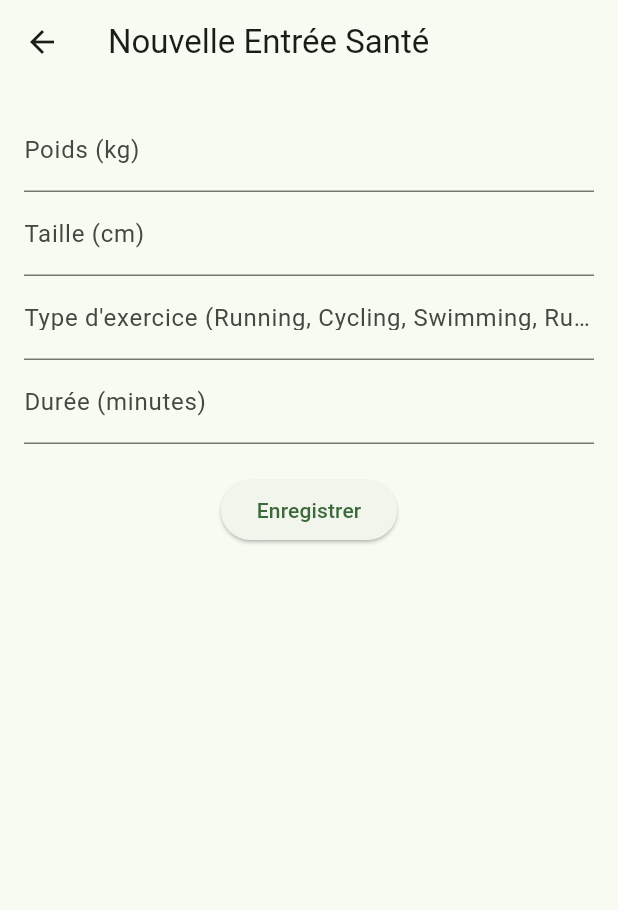
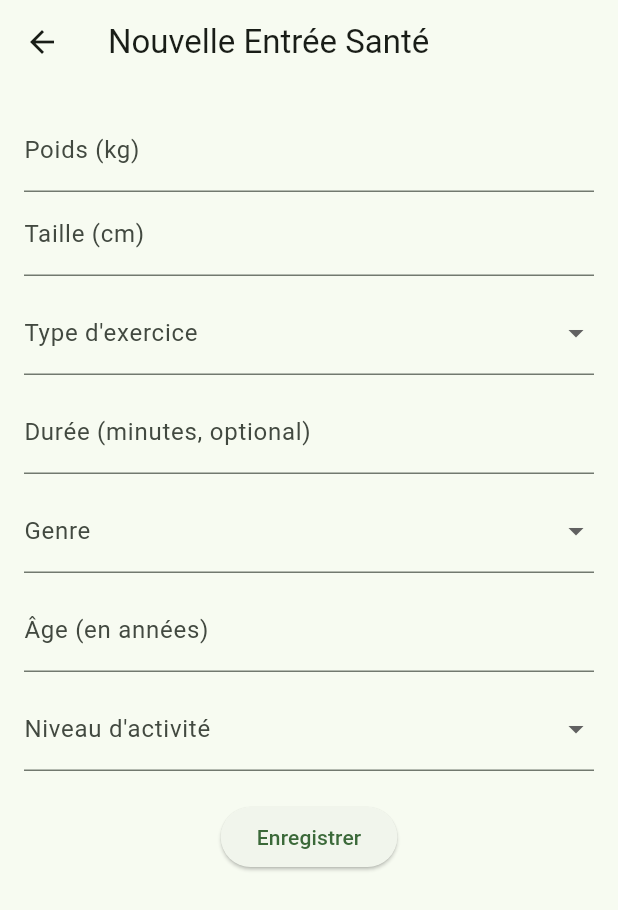
Before and after one commit to NadaLouhichi/Health_mobile, a Flutter app: the screen it shows after launch, item 4 of the bottom bar chosen, after a tap on the "add" icon, on a phone screen of 412 x 824 dp. Shown: the top 910 px of the screen. Run offline on Flutter 3.47's test engine with Material 3 defaults, Android fonts, the phone set to English and light mode, and no system bars; our stand-ins replace flutter_dotenv, hive, hive_flutter, sqflite, sqflite_common_ffi; accounts and stored records are empty; network calls fail.

Commit message:
Added BMR and have it displayed, next: add Delete/Update+ optionally Export+ Round numbers for BMI/calories consumed not to have weird displays+Add food consumed add calories if time allows+ small tweaks/improvements

```diff
--- a/lib/models/health_entry.dart
+++ b/lib/models/health_entry.dart
@@ -19,12 +19,40 @@ class HealthEntry extends HiveObject {
   @HiveField(4)
   double caloriesConsumed;
 
+  @HiveField(5)
+  double bmr;
+
+  @HiveField(6)
+  double dailyCalories;
+
+  @HiveField(7)
+  String gender;
+
+  @HiveField(8)
+  int age;
+
+  @HiveField(9)
+  String activityLevel;
+
+  @HiveField(10)
+  double height;
+
+  @HiveField(11)
+  double weight;
+
   HealthEntry({
     this.id,
     required this.date,
     required this.bmi,
     required this.caloriesBurned,
     required this.caloriesConsumed,
+    required this.bmr,
+    required this.dailyCalories,
+    required this.gender,
+    required this.age,
+    required this.activityLevel,
+    required this.height,
+    required this.weight,
   });
 
   // For SQLite
@@ -34,6 +62,13 @@ class HealthEntry extends HiveObject {
     'bmi': bmi,
     'caloriesBurned': caloriesBurned,
     'caloriesConsumed': caloriesConsumed,
+    'bmr': bmr,
+    'dailyCalories': dailyCalories,
+    'gender': gender,
+    'age': age,
+    'activityLevel': activityLevel,
+    'weight': weight,
+    'height': height,
   };
 
   factory HealthEntry.fromMap(Map<String, dynamic> map) => HealthEntry(
@@ -42,5 +77,12 @@ class HealthEntry extends HiveObject {
     bmi: map['bmi'],
     caloriesBurned: map['caloriesBurned'],
     caloriesConsumed: map['caloriesConsumed'],
+    bmr: map['bmr'],
+    dailyCalories: map['dailyCalories'],
+    gender: map['gender'],
+    age: map['age'],
+    activityLevel: map['activityLevel'],
+    weight: map['weight'],
+    height: map['height'],
   );
 }
--- a/lib/screens/add_entry_screen.dart
+++ b/lib/screens/add_entry_screen.dart
@@ -15,8 +15,12 @@ class _AddEntryScreenState extends State<AddEntryScreen> {
 
   final _weightController = TextEditingController();
   final _heightController = TextEditingController();
-  final _exerciseController = TextEditingController();
   final _durationController = TextEditingController();
+  final ageController = TextEditingController();
+
+  String? selectedGender;
+  String? selectedExercise;
+  String? selectedActivity;
 
   bool _saving = false;
   String? _message;
@@ -24,34 +28,50 @@ class _AddEntryScreenState extends State<AddEntryScreen> {
   Future<void> _saveEntry() async {
     final weight = double.tryParse(_weightController.text);
     final height = double.tryParse(_heightController.text);
-    final duration = int.tryParse(_durationController.text);
-    final exercise = _exerciseController.text.trim();
+    final duration = int.tryParse(_durationController.text) ?? 0;
+    final exercise = selectedExercise ?? 'None';
+    final age = int.tryParse(ageController.text);
+    final gender = selectedGender;
 
-    if (weight == null ||
-        height == null ||
-        duration == null ||
-        exercise.isEmpty) {
-      setState(
-        () => _message = 'Veuillez remplir tous les champs correctement.',
-      );
+    if (weight == null || height == null || age == null || gender == null) {
+      setState(() {
+        _message = 'Veuillez remplir tous les champs correctement.';
+      });
       return;
     }
 
     setState(() => _saving = true);
 
+    // BMI
     final bmi = calculateBMI(weight, height);
-    final calories = calculateCalories(exercise, duration, weight);
+
+    // Calories burned (optional)
+    double caloriesBurned = 0;
+    if (exercise != 'None' && duration > 0) {
+      caloriesBurned = calculateCalories(exercise, duration, weight);
+    }
+
+    // BMR and daily calories
+    final bmr = calculateBMR(gender, weight, height, age);
+    final daily = dailyCalories(bmr, selectedActivity ?? 'light');
 
     final entry = HealthEntry(
       date: DateTime.now(),
       bmi: bmi,
-      caloriesBurned: calories,
+      caloriesBurned: caloriesBurned,
       caloriesConsumed: 0,
+      bmr: bmr,
+      dailyCalories: daily,
+      gender: gender,
+      age: age,
+      activityLevel: selectedActivity ?? 'light',
+      height: height,
+      weight: weight,
     );
 
     await repo.addHealthEntry(entry);
     final all = await repo.getAllEntries();
-    print('✅ Total entries saved: ${all.length}'); // confirmation log
+    print('✅ Total entries saved: ${all.length}');
 
     setState(() {
       _saving = false;
@@ -60,10 +80,15 @@ class _AddEntryScreenState extends State<AddEntryScreen> {
 
     _weightController.clear();
     _heightController.clear();
-    _exerciseController.clear();
     _durationController.clear();
+    ageController.clear();
+    setState(() {
+      selectedGender = null;
+      selectedExercise = null;
+      selectedActivity = null;
+    });
 
-    Navigator.pop(context, true); // 👈 tell previous screen to refresh
+    Navigator.pop(context, true);
   }
 
   @override
@@ -75,36 +100,115 @@ class _AddEntryScreenState extends State<AddEntryScreen> {
         child: SingleChildScrollView(
           child: Column(
             children: [
+              // Weight
               TextField(
                 controller: _weightController,
                 keyboardType: TextInputType.number,
                 decoration: const InputDecoration(labelText: 'Poids (kg)'),
               ),
+
+              // Height
               TextField(
                 controller: _heightController,
                 keyboardType: TextInputType.number,
                 decoration: const InputDecoration(labelText: 'Taille (cm)'),
               ),
-              TextField(
-                controller: _exerciseController,
+
+              const SizedBox(height: 10),
+
+              // Exercise type dropdown
+              DropdownButtonFormField<String>(
+                value: selectedExercise,
+                items: const [
+                  DropdownMenuItem(value: 'Running', child: Text('Running')),
+                  DropdownMenuItem(value: 'Cycling', child: Text('Cycling')),
+                  DropdownMenuItem(value: 'Swimming', child: Text('Swimming')),
+                  DropdownMenuItem(
+                    value: 'None',
+                    child: Text('Does not apply'),
+                  ),
+                ],
+                onChanged: (value) => setState(() => selectedExercise = value),
                 decoration: const InputDecoration(
-                  labelText:
-                      'Type d\'exercice (Running, Cycling, Swimming, Running)',
+                  labelText: 'Type d\'exercice',
                 ),
               ),
+
+              const SizedBox(height: 10),
+
+              // Duration (optional)
               TextField(
                 controller: _durationController,
                 keyboardType: TextInputType.number,
-                decoration: const InputDecoration(labelText: 'Durée (minutes)'),
+                decoration: const InputDecoration(
+                  labelText: 'Durée (minutes, optional)',
+                ),
               ),
+
+              const SizedBox(height: 10),
+
+              // Gender dropdown
+              DropdownButtonFormField<String>(
+                value: selectedGender,
+                items: const [
+                  DropdownMenuItem(value: 'male', child: Text('Homme')),
+                  DropdownMenuItem(value: 'female', child: Text('Femme')),
+                ],
+                onChanged: (value) => setState(() => selectedGender = value),
+                decoration: const InputDecoration(labelText: 'Genre'),
+              ),
+
+              const SizedBox(height: 10),
+
+              // Age input
+              TextField(
+                controller: ageController,
+                keyboardType: TextInputType.number,
+                decoration: const InputDecoration(labelText: 'Âge (en années)'),
+              ),
+
+              const SizedBox(height: 10),
+
+              // Activity level dropdown
+              DropdownButtonFormField<String>(
+                value: selectedActivity,
+                items: const [
+                  DropdownMenuItem(
+                    value: 'sedentary',
+                    child: Text('Sédentaire'),
+                  ),
+                  DropdownMenuItem(
+                    value: 'light',
+                    child: Text('Légèrement actif'),
+                  ),
+                  DropdownMenuItem(
+                    value: 'moderate',
+                    child: Text('Modérément actif'),
+                  ),
+                  DropdownMenuItem(value: 'active', child: Text('Actif')),
+                  DropdownMenuItem(
+                    value: 'very_active',
+                    child: Text('Très actif'),
+                  ),
+                ],
+                onChanged: (value) => setState(() => selectedActivity = value),
+                decoration: const InputDecoration(
+                  labelText: 'Niveau d\'activité',
+                ),
+              ),
+
               const SizedBox(height: 20),
+
+              // Save button
               _saving
                   ? const CircularProgressIndicator()
                   : ElevatedButton(
                       onPressed: _saveEntry,
                       child: const Text('Enregistrer'),
                     ),
+
               const SizedBox(height: 20),
+
               if (_message != null)
                 Text(
                   _message!,
--- a/lib/screens/home_screen.dart
+++ b/lib/screens/home_screen.dart
@@ -1,34 +1,48 @@
 import 'package:flutter/material.dart';
-import '../services/business_logic.dart';
 
 class HomeScreen extends StatelessWidget {
   const HomeScreen({super.key});
 
   @override
   Widget build(BuildContext context) {
-    final bmi = calculateBMI(70, 170);
-    final calories = calculateCalories('Running', 30, 70);
-
     return Scaffold(
       body: Center(
+        child: Padding(
+          padding: const EdgeInsets.all(24.0),
           child: Column(
             mainAxisAlignment: MainAxisAlignment.center,
             children: [
               const Text(
-              'Bienvenue dans votre application Santé & Fitness 💪',
+                'Bienvenue dans votre application Santé & Fitness ',
                 textAlign: TextAlign.center,
-              style: TextStyle(fontSize: 18, fontWeight: FontWeight.bold),
+                style: TextStyle(fontSize: 20, fontWeight: FontWeight.bold),
               ),
               const SizedBox(height: 20),
-            Text('Exemple d’IMC: ${bmi.toStringAsFixed(1)}',
-                style: const TextStyle(fontSize: 16)),
-            Text('Calories brûlées (30 min running): ${calories.toStringAsFixed(1)} kcal',
-                style: const TextStyle(fontSize: 16)),
+              const Text(
+                "Cette application vous aide à suivre vos habitudes de santé et de bien-être :\n\n"
+                "• Ajoutez vos entrées quotidiennes (IMC, Calories brulées) 📝\n"
+                "• Consultez vos statistiques pour visualiser vos progrès 📊\n"
+                "• Explorez des informations nutritionnelles sur vos aliments préférés 🍎\n"
+                "•Explorez des exercices à faire depuis votre maison 💪 ",
+                textAlign: TextAlign.left,
+                style: TextStyle(
+                  fontSize: 16,
+                  color: Colors.black87,
+                  height: 1.5,
+                ),
+              ),
+              const SizedBox(height: 30),
+
               const SizedBox(height: 40),
               const Icon(Icons.favorite, color: Colors.red, size: 40),
               const SizedBox(height: 10),
-            const Text('Utilisez le menu en bas pour explorer 👇'),
+              const Text(
+                'Utilisez le menu en bas pour explorer toutes les fonctionnalités 👇',
+                textAlign: TextAlign.center,
+                style: TextStyle(fontSize: 15, color: Colors.black54),
+              ),
             ],
+          ),
         ),
       ),
     );
--- a/lib/services/db_service.dart
+++ b/lib/services/db_service.dart
@@ -42,7 +42,9 @@ class DBService {
               date TEXT,
               bmi REAL,
               caloriesBurned REAL,
-              caloriesConsumed REAL
+              caloriesConsumed REAL,
+              bmr REAL,
+              dailyCalories REAL
             )
           ''');
         },
```
Also changed, not shown: lib/screens/stats_screen.dart (+20 -2 lines), lib/services/business_logic.dart (+34 -1 lines), lib/models/health_entry.g.dart. Lines whose indentation alone changed are shown as unchanged.
